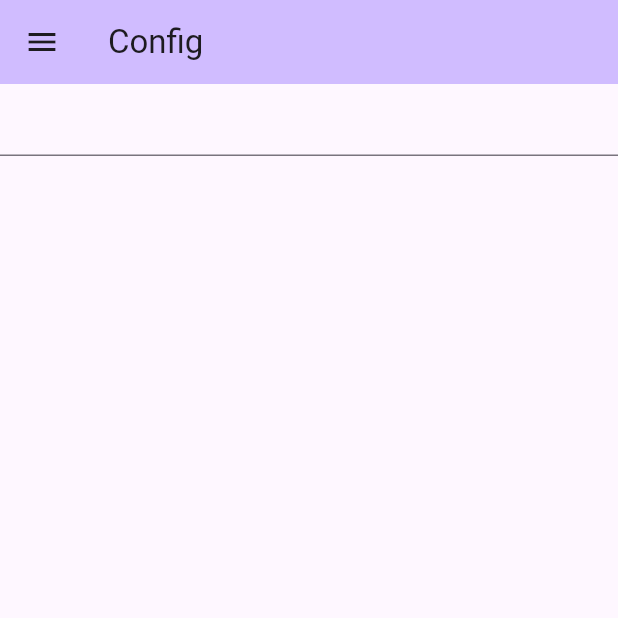
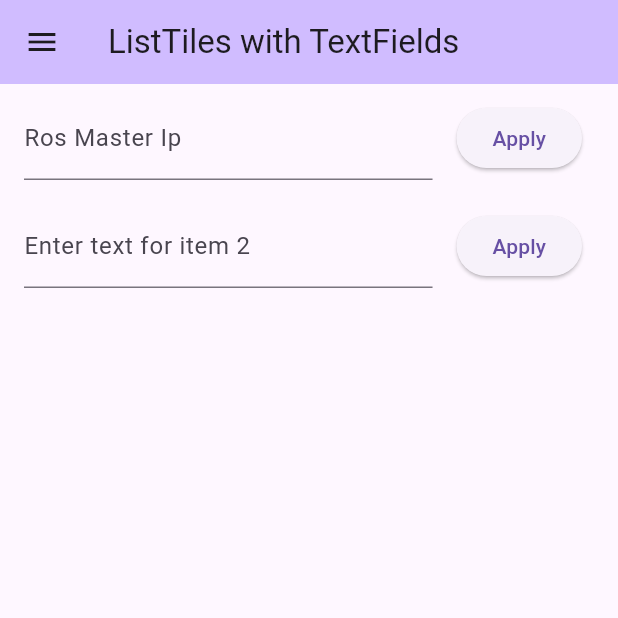
Before and after one commit to stromloop/ros-flutter-controller, a Flutter app: the ConfigPage screen opened by its route, on a phone screen of 412 x 824 dp, the top half of it. Run offline on Flutter 3.47's test engine with Material 3 defaults, Android fonts, the phone set to English and light mode, and no system bars; our stand-ins replace freezed_annotation, get, get_it, go_router, injectable, shared_preferences; missing offline and left inert: dartros; accounts and stored records are empty.

Commit message:
[FIX]ros master ip from shared pref

```diff
--- a/lib/config/injection/data_source_injection.dart
+++ b/lib/config/injection/data_source_injection.dart
@@ -1,9 +1,12 @@
 import 'package:dartros/dartros.dart';
 import 'package:injectable/injectable.dart';
 import 'package:ros_flutter/data/sub_data_source.dart';
+import 'package:ros_flutter/utils/resources/ros_node.dart';
+import 'package:shared_preferences/shared_preferences.dart';
 
 @module
 abstract class DataSourceInjectionModule {
   @singleton
-  SubDataSource subDataSource(NodeHandle nh) => SubDataSource(nh);
+  SubDataSource subDataSource(RosHandler ros) => SubDataSource(ros);
+
 }
--- a/lib/config/router/app_router.dart
+++ b/lib/config/router/app_router.dart
@@ -1,3 +1,4 @@
+import 'package:get/get.dart';
 import 'package:injectable/injectable.dart';
 import 'package:ros_flutter/presentation/pages/config_page.dart';
 import 'package:ros_flutter/presentation/pages/param_page.dart';
@@ -6,6 +7,7 @@ import 'package:ros_flutter/utils/constants/route_name.dart';
 @singleton
 class AppRouter {
   final GoRouter _router = GoRouter(
+    navigatorKey: Get.key,
     debugLogDiagnostics: true,
     initialLocation: RoutePath.home,
     routes: [
@@ -15,7 +17,7 @@ class AppRouter {
       ),
        GoRoute(
         path: RoutePath.config,
-        builder: (context, state) =>const ConfigPage(),
+        builder: (context, state) => ConfigPage(),
       )
     ]
   );
--- a/lib/data/sub_data_source.dart
+++ b/lib/data/sub_data_source.dart
@@ -1,13 +1,21 @@
 import 'package:dartros/dartros.dart';
+import 'package:get/get.dart';
 import 'package:ros_flutter/domain/models/string.dart';
-
+import 'package:ros_flutter/utils/resources/ros_node.dart';
 
 class SubDataSource {
-  NodeHandle _nh;
-  SubDataSource(this._nh);
+  RosHandler ros;
+  SubDataSource(this.ros);
   Future<RosString> getParam() async {
-    String value = await _nh.getParam('/foo');
-    RosString _rosstring = RosString(name: value);
-    return _rosstring;
+    try {
+      String value = await ros.node.getParam('/foo');
+      RosString _rosstring = RosString(name: value);
+      return _rosstring;
+    } catch (e) {
+    //
+       Get.snackbar("Login failed", "Master not connected",
+            snackPosition: SnackPosition.BOTTOM);
+      return RosString(name: "Error");
+    }
   }
 }
--- a/lib/presentation/pages/config_page.dart
+++ b/lib/presentation/pages/config_page.dart
@@ -1,19 +1,55 @@
 import 'package:flutter/material.dart';
+import 'package:ros_flutter/config/injection/injection.dart';
 import 'package:ros_flutter/presentation/widgets/drawer_widget.dart';
+import 'package:shared_preferences/shared_preferences.dart';
 
 class ConfigPage extends StatelessWidget {
-  const ConfigPage({super.key});
+  ConfigPage({super.key});
 
+  final TextEditingController _controller1 = TextEditingController();
+  final TextEditingController _controller2 = TextEditingController();
+  final sharedPref = locator<SharedPreferences>();
   @override
   Widget build(BuildContext context) {
     return Scaffold(
       appBar: AppBar(
-          backgroundColor: Theme.of(context).colorScheme.inversePrimary,
-          title: Text("Config")),
-      body: Container(
-        child: TextField()
-        ),
-      drawer: RosDrawer(),
+        title: Text('ListTiles with TextFields'),
+        backgroundColor: Theme.of(context).colorScheme.inversePrimary,
+      ),
+      body: ListView(
+        children: [
+          ListTile(
+            title: TextField(
+              controller: _controller1,
+              decoration: InputDecoration(
+                labelText: 'Ros Master Ip',
+              ),
+            ),
+            trailing: ElevatedButton(
+              onPressed: () {
+                sharedPref.setString("ROS_MASTER_IP", _controller1.text);
+                print('Text from item 1: ${_controller1.text}');
+              },
+              child: Text('Apply'),
+            ),
+          ),
+          ListTile(
+            title: TextField(
+              controller: _controller2,
+              decoration: InputDecoration(
+                labelText: 'Enter text for item 2',
+              ),
+            ),
+            trailing: ElevatedButton(
+              onPressed: () {
+                print('Text from item 2: ${_controller2.text}');
+              },
+              child: Text('Apply'),
+            ),
+          ),
+        ],
+      ),
+      drawer:const RosDrawer(),
     );
   }
 }
--- a/lib/presentation/widgets/drawer_widget.dart
+++ b/lib/presentation/widgets/drawer_widget.dart
@@ -1,6 +1,8 @@
 import 'package:flutter/material.dart';
 import 'package:go_router/go_router.dart';
+import 'package:ros_flutter/config/injection/injection.dart';
 import 'package:ros_flutter/utils/constants/route_name.dart';
+import 'package:ros_flutter/utils/resources/ros_node.dart';
 
 class RosDrawer extends StatelessWidget {
   const RosDrawer({
@@ -42,6 +44,10 @@ class RosDrawer extends StatelessWidget {
               context.go(RoutePath.config);
             },
           ),
+          ListTile(title: TextButton(onPressed: (){
+            final rosHandler = locator<RosHandler>();
+            rosHandler.initNode();
+          }, child: Text("Connect")))
         ],
       ),
     );
--- /dev/null
+++ b/lib/utils/resources/ros_node.dart
@@ -0,0 +1,19 @@
+import 'package:dartros/dartros.dart';
+import 'package:dartros/dartros.dart' as dartros;
+import 'package:shared_preferences/shared_preferences.dart';
+
+class RosHandler {
+  RosHandler(this.sharedPreferences);
+  late NodeHandle node;
+
+  final  SharedPreferences sharedPreferences;
+  void initNode () async{
+    print("Init Node");
+    // sharedPreferences.setString("RosMaster", "http://192.168.0.122:11311/");
+    final master_uri =await sharedPreferences.get("ROS_MASTER_IP");
+    print(master_uri);
+    node = await dartros.initNode('ros_node2', [],
+        //TODO get rosmaster uri from shared pref
+        rosMasterUri: "http://${master_uri.toString()}:11311");
+  }
+}
```
Also changed, not shown: lib/config/injection/register_module.dart (+3 -8 lines), lib/config/injection/injection.config.dart, lib/presentation/pages/param_page.dart (indentation only).
